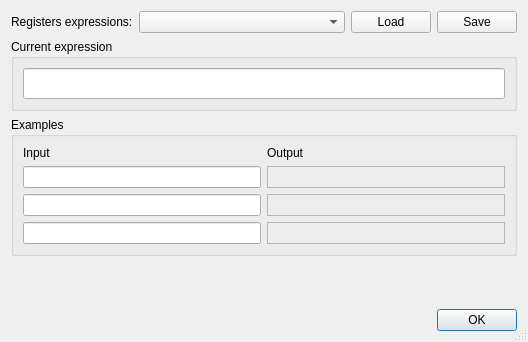
First picture: the form in src/dialogs/expressionsdialog.ui, repository ModbusScope/ModbusScope, before the edit.
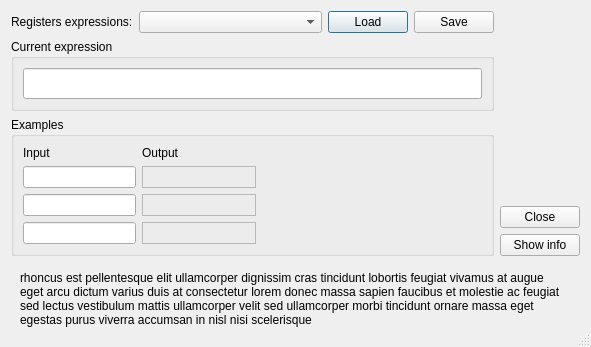
Second picture: the form after the edit.

Commit message: Add info label

Patch:
```diff
--- a/src/dialogs/expressionsdialog.ui
+++ b/src/dialogs/expressionsdialog.ui
@@ -9,8 +9,8 @@
    <rect>
     <x>0</x>
     <y>0</y>
-    <width>528</width>
-    <height>342</height>
+    <width>746</width>
+    <height>376</height>
    </rect>
   </property>
   <property name="windowTitle">
@@ -19,6 +19,13 @@
   <property name="sizeGripEnabled">
    <bool>true</bool>
   </property>
+  <layout class="QVBoxLayout" name="verticalLayout_3" stretch="2,1">
+   <property name="sizeConstraint">
+    <enum>QLayout::SetFixedSize</enum>
+   </property>
+   <item>
+    <layout class="QHBoxLayout" name="horizontalLayout_3">
+     <item>
   <layout class="QVBoxLayout" name="verticalLayout">
    <item>
     <layout class="QHBoxLayout" name="horizontalLayout" stretch="0,1,0,0">
@@ -69,10 +76,26 @@
    </item>
    <item>
     <widget class="QGroupBox" name="groupBox">
+         <property name="sizePolicy">
+          <sizepolicy hsizetype="Minimum" vsizetype="Minimum">
+           <horstretch>0</horstretch>
+           <verstretch>0</verstretch>
+          </sizepolicy>
+         </property>
      <property name="title">
       <string>Examples</string>
      </property>
-     <layout class="QGridLayout" name="gridLayout" columnstretch="1,1">
+         <layout class="QGridLayout" name="gridLayout" columnstretch="1,1,2">
+          <item row="3" column="0">
+           <widget class="QLineEdit" name="lineIn2"/>
+          </item>
+          <item row="0" column="1">
+           <widget class="QLabel" name="label_6">
+            <property name="text">
+             <string>Output</string>
+            </property>
+           </widget>
+          </item>
       <item row="3" column="1">
        <widget class="QLabel" name="lblOut2">
         <property name="frameShape">
@@ -93,15 +116,6 @@
         </property>
        </widget>
       </item>
-      <item row="1" column="0">
-       <widget class="QLineEdit" name="lineIn0"/>
-      </item>
-      <item row="2" column="0">
-       <widget class="QLineEdit" name="lineIn1"/>
-      </item>
-      <item row="3" column="0">
-       <widget class="QLineEdit" name="lineIn2"/>
-      </item>
       <item row="2" column="1">
        <widget class="QLabel" name="lblOut1">
         <property name="frameShape">
@@ -112,6 +126,12 @@
         </property>
        </widget>
       </item>
+          <item row="2" column="0">
+           <widget class="QLineEdit" name="lineIn1"/>
+          </item>
+          <item row="1" column="0">
+           <widget class="QLineEdit" name="lineIn0"/>
+          </item>
       <item row="0" column="0">
        <widget class="QLabel" name="label_5">
         <property name="text">
@@ -119,18 +139,28 @@
         </property>
        </widget>
       </item>
-      <item row="0" column="1">
-       <widget class="QLabel" name="label_6">
-        <property name="text">
-         <string>Output</string>
-        </property>
-       </widget>
+          <item row="1" column="2">
+           <spacer name="horizontalSpacer">
+            <property name="orientation">
+             <enum>Qt::Horizontal</enum>
+            </property>
+            <property name="sizeHint" stdset="0">
+             <size>
+              <width>40</width>
+              <height>20</height>
+             </size>
+            </property>
+           </spacer>
       </item>
      </layout>
     </widget>
    </item>
+      </layout>
+     </item>
    <item>
-    <spacer name="verticalSpacer">
+      <layout class="QVBoxLayout" name="verticalLayout_2">
+       <item>
+        <spacer name="verticalSpacer_3">
      <property name="orientation">
       <enum>Qt::Vertical</enum>
      </property>
@@ -143,13 +173,46 @@
     </spacer>
    </item>
    <item>
-    <widget class="QDialogButtonBox" name="buttonBox">
-     <property name="orientation">
-      <enum>Qt::Horizontal</enum>
-     </property>
-     <property name="standardButtons">
-      <set>QDialogButtonBox::Ok</set>
-     </property>
+        <widget class="QPushButton" name="btnClose">
+         <property name="text">
+          <string>Close</string>
+         </property>
+        </widget>
+       </item>
+       <item>
+        <widget class="QPushButton" name="btnInfo">
+         <property name="text">
+          <string>Show info</string>
+         </property>
+         <property name="checkable">
+          <bool>true</bool>
+         </property>
+        </widget>
+       </item>
+      </layout>
+     </item>
+    </layout>
+   </item>
+   <item>
+    <widget class="QWidget" name="widgetInfo" native="true">
+     <layout class="QVBoxLayout" name="verticalLayout_4">
+      <item>
+       <widget class="QLabel" name="lblInfo">
+        <property name="sizePolicy">
+         <sizepolicy hsizetype="Preferred" vsizetype="Minimum">
+          <horstretch>0</horstretch>
+          <verstretch>0</verstretch>
+         </sizepolicy>
+        </property>
+        <property name="text">
+         <string>rhoncus est pellentesque elit ullamcorper dignissim cras tincidunt lobortis feugiat vivamus at augue eget arcu dictum varius duis at consectetur lorem donec massa sapien faucibus et molestie ac feugiat sed lectus vestibulum mattis ullamcorper velit sed ullamcorper morbi tincidunt ornare massa eget egestas purus viverra accumsan in nisl nisi scelerisque</string>
+        </property>
+        <property name="wordWrap">
+         <bool>true</bool>
+        </property>
+       </widget>
+      </item>
+     </layout>
     </widget>
    </item>
   </layout>
```
Left out of the diff: 35 changed lines with no effect on the pictures. Lines whose indentation alone changed are shown as unchanged. The commit also changes 1 other file.
